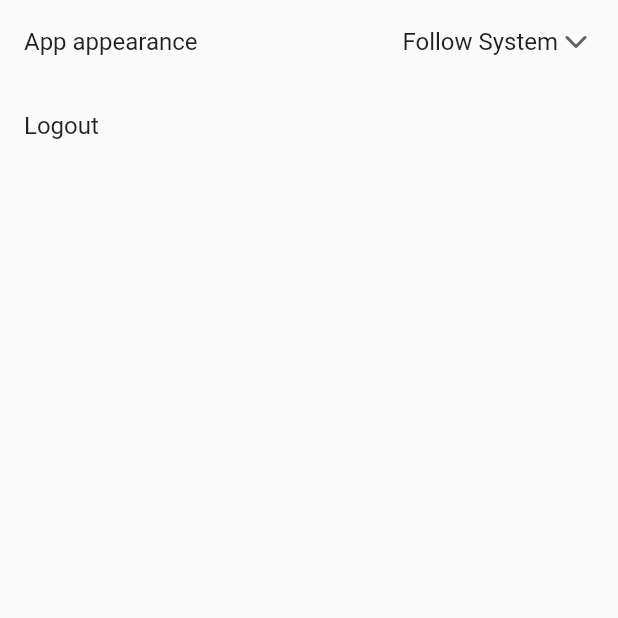
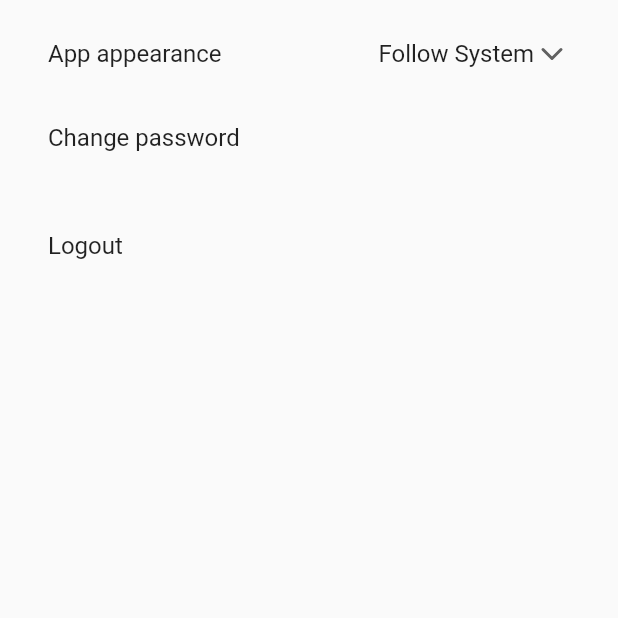
Before and after one commit to leopi99/photoSync_app, a Flutter app: the SettingsPage screen opened directly, on a phone screen of 412 x 824 dp, the top half of it. Run offline on Flutter 3.47's test engine with Material 2 defaults, Android fonts, the phone set to English and light mode, and no system bars; our stand-ins replace cached_network_image, dio, flutter_feather_icons, flutter_svg, google_nav_bar, photo_view and 2 more; missing offline and left inert: filesize, flutter_statusbarcolor_ns, photo_manager, storage_wrapper; accounts and stored records are empty.

Commit message:
Using the custom listTile; working on the change password

```diff
--- a/lib/repository/interfaces/objects_repository_interface.dart
+++ b/lib/repository/interfaces/objects_repository_interface.dart
@@ -1,5 +1,6 @@
 import 'package:dio/dio.dart';
 import 'package:photo_sync/models/raw_object.dart';
+import 'package:photo_sync/models/user.dart';
 
 abstract class ObectsRepositoryInterface {
   Future<dynamic> getAll(String userID);
@@ -11,4 +12,5 @@ abstract class ObectsRepositoryInterface {
   Future<dynamic> register(String username, String password);
   Future<Response> downloadObject(String url, String localPath);
   Future<Response> updateDownloadedObject(String objectID, bool value);
+  Future<Response> updateProfile(User user);
 }
--- a/lib/screens/settings_page/settings_page.dart
+++ b/lib/screens/settings_page/settings_page.dart
@@ -9,6 +9,7 @@ import 'package:photo_sync/inherited_widgets/auth_bloc_inherited.dart';
 import 'package:photo_sync/util/enums/appearance_mode_type.dart';
 import 'package:photo_sync/util/shared_manager.dart';
 import 'package:photo_sync/widgets/sync_dialog.dart';
+import 'package:photo_sync/widgets/sync_list_tile.dart';
 
 class SettingsPage extends StatefulWidget {
   @override
@@ -29,8 +30,11 @@ class _SettingsPageState extends State<SettingsPage> {
   Widget build(BuildContext context) {
     return Scaffold(
       body: ListView(
+        padding: EdgeInsets.symmetric(horizontal: 16)
+            .copyWith(top: MediaQuery.of(context).padding.top + 8),
         children: [
           _buildAppearanceTile(),
+          _buildChangePasswordTile(),
           _buildLogoutTile(),
         ],
       ),
@@ -43,8 +47,8 @@ class _SettingsPageState extends State<SettingsPage> {
       stream: appearanceBloc.appearanceStream,
       initialData: Appearance(),
       builder: (context, snapshot) {
-        return ListTile(
-          title: Text('App appearance'),
+        return SyncListTile(
+          titleText: 'App appearance',
           trailing: DropdownButton<AppearanceModeType>(
             onChanged: (value) {
               if (value == null) return;
@@ -71,8 +75,10 @@ class _SettingsPageState extends State<SettingsPage> {
 
   //Builds the logout tile
   Widget _buildLogoutTile() {
-    return ListTile(
-      title: Text('Logout'),
+    return Padding(
+      padding: const EdgeInsets.only(top: 16),
+      child: SyncListTile(
+        titleText: 'Logout',
         onTap: () async {
           await SyncDialog.show(
             context,
@@ -80,11 +86,19 @@ class _SettingsPageState extends State<SettingsPage> {
             content: 'Do you really want to logout?',
             primaryButtonOnPressed: () async => await SharedManager()
                 .logout()
-              .then((value) => AuthBlocInherited.of(context).logout(context)), //Removes the saved credentials, then goes to the login page
+                .then((value) => AuthBlocInherited.of(context).logout(
+                    context)), //Removes the saved credentials, then goes to the login page
             primaryButtonText: 'OK',
             secondaryButtonText: 'Cancel',
           );
         },
+      ),
+    );
+  }
+
+  Widget _buildChangePasswordTile() {
+    return SyncListTile(
+      titleText: 'Change password',
     );
   }
 }
--- /dev/null
+++ b/lib/widgets/sync_list_tile.dart
@@ -0,0 +1,34 @@
+import 'package:flutter/material.dart';
+
+class SyncListTile extends StatelessWidget {
+  final Function? onTap;
+  final Widget? titleWidget;
+  final Widget? trailing;
+  final Widget? leading;
+  final EdgeInsetsGeometry? padding;
+
+  ///Use this only if the titleWidget is null
+  final String? titleText;
+  const SyncListTile({
+    this.titleWidget,
+    this.onTap,
+    this.titleText,
+    this.trailing,
+    this.leading,
+    this.padding,
+  });
+
+  @override
+  Widget build(BuildContext context) {
+    return Padding(
+      padding: padding ?? EdgeInsets.zero,
+      child: ListTile(
+        title: titleWidget ?? Text(titleText ?? ''),
+        onTap: onTap != null ? () async => await onTap!() : null,
+        shape: RoundedRectangleBorder(borderRadius: BorderRadius.circular(12)),
+        trailing: trailing,
+        leading: leading,
+      ),
+    );
+  }
+}
```
Also changed, not shown: lib/repository/object_repository.dart (+12 -0 lines), lib/screens/homepage/grid_image.dart (+9 -10 lines). Lines whose indentation alone changed are shown as unchanged.
